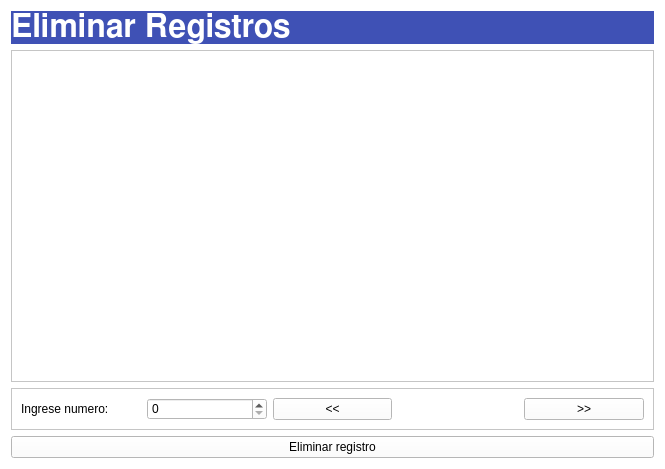
Before: the Qt Designer form deleterecordwindow.ui in carlosvelaquez/ProyectoEDII, drawn with Qt 5.
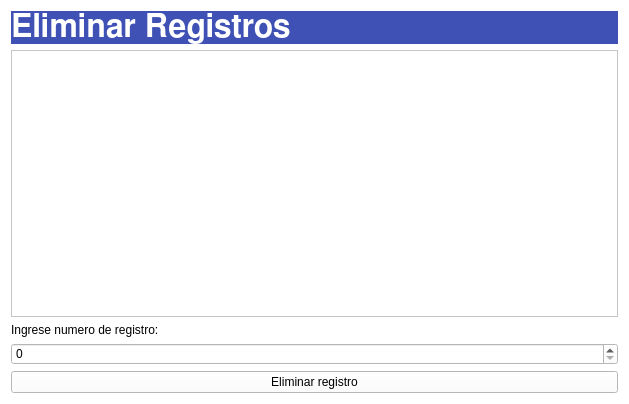
After: the same form once the commit is applied.

```diff
--- a/deleterecordwindow.ui
+++ b/deleterecordwindow.ui
@@ -6,8 +6,8 @@
    <rect>
     <x>0</x>
     <y>0</y>
-    <width>665</width>
-    <height>469</height>
+    <width>629</width>
+    <height>404</height>
    </rect>
   </property>
   <property name="windowTitle">
@@ -40,46 +40,17 @@
     <widget class="QTableWidget" name="tableWidget"/>
    </item>
    <item>
-    <widget class="QFrame" name="frame">
-     <property name="frameShape">
-      <enum>QFrame::StyledPanel</enum>
+    <widget class="QLabel" name="label_2">
+     <property name="text">
+      <string>Ingrese numero de registro:</string>
      </property>
-     <property name="frameShadow">
-      <enum>QFrame::Raised</enum>
+    </widget>
+   </item>
+   <item>
+    <widget class="QSpinBox" name="spinBox">
+     <property name="maximum">
+      <number>100000</number>
      </property>
-     <layout class="QHBoxLayout" name="horizontalLayout">
-      <item>
-       <widget class="QLabel" name="label_3">
-        <property name="text">
-         <string>Ingrese numero:</string>
-        </property>
-       </widget>
-      </item>
-      <item>
-       <widget class="QSpinBox" name="spinBox"/>
-      </item>
-      <item>
-       <widget class="QPushButton" name="pushButton_2">
-        <property name="text">
-         <string>&lt;&lt;</string>
-        </property>
-       </widget>
-      </item>
-      <item>
-       <widget class="QLabel" name="label_2">
-        <property name="text">
-         <string/>
-        </property>
-       </widget>
-      </item>
-      <item>
-       <widget class="QPushButton" name="pushButton_3">
-        <property name="text">
-         <string>&gt;&gt;</string>
-        </property>
-       </widget>
-      </item>
-     </layout>
     </widget>
    </item>
    <item>
```
Left out of the diff: 4 changed lines with no effect on the pictures.
